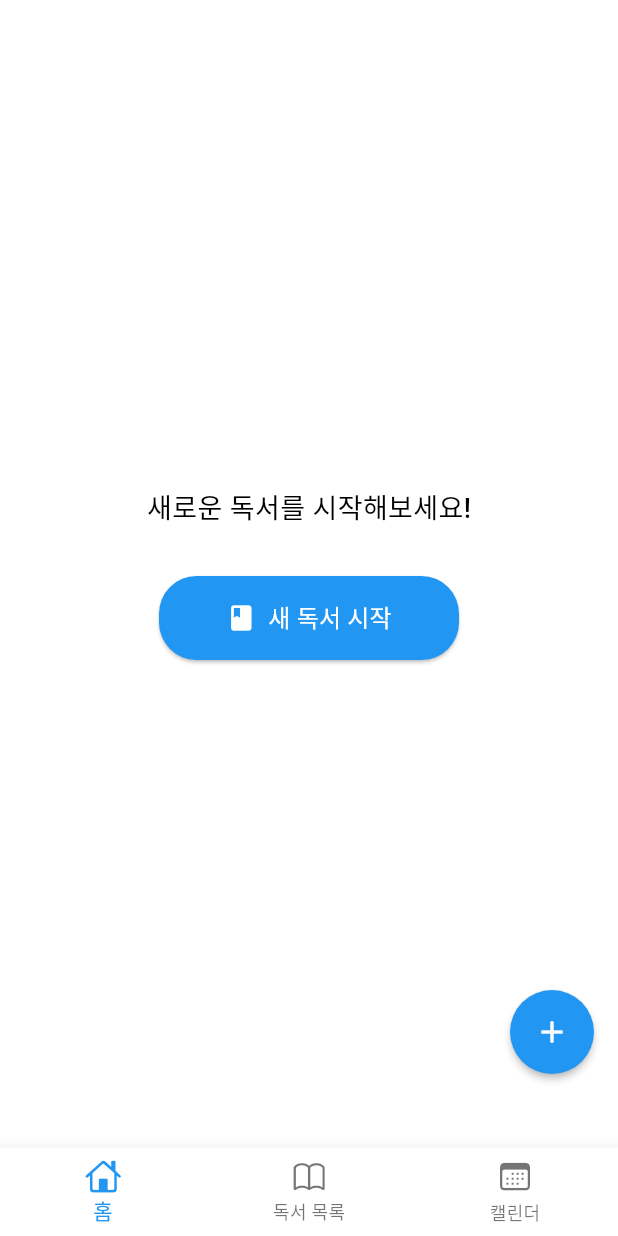
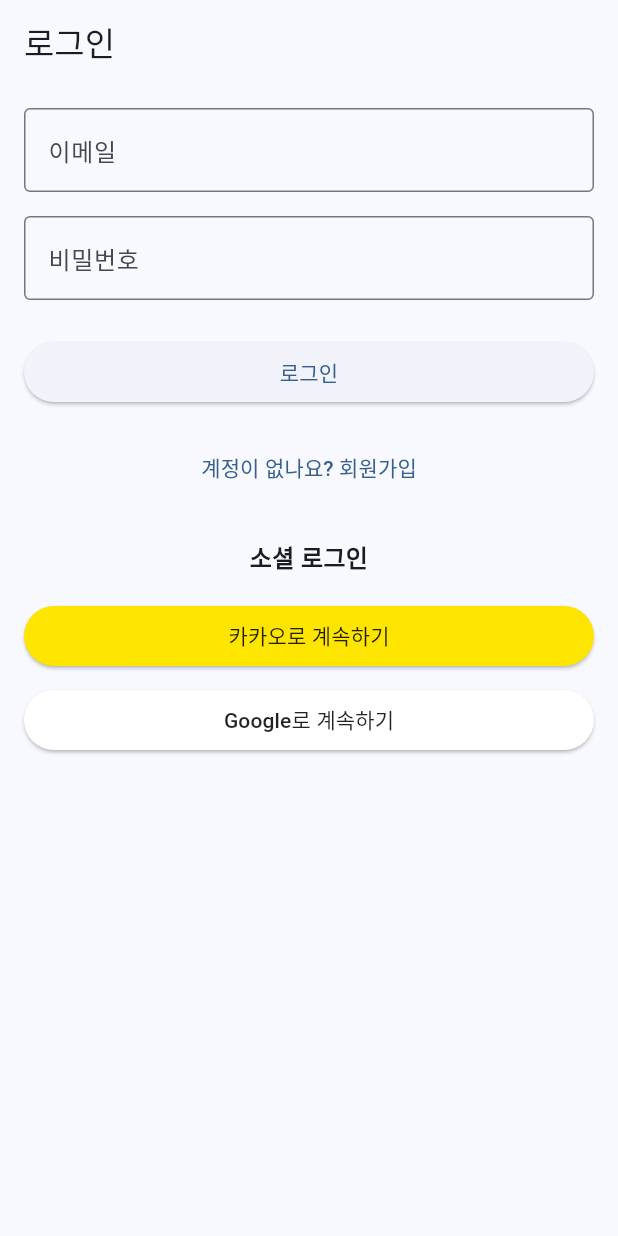
Before and after one commit to lbo728/lit-goal, a Flutter app: the screen it shows after launch, on a phone screen of 412 x 824 dp. Run offline on Flutter 3.47's test engine with Material 3 defaults, Android fonts, the phone set to English and light mode, and no system bars; our stand-ins replace flutter_dotenv, supabase_flutter; accounts and stored records are empty.

Commit message:
feat(Auth): implement

```diff
--- /dev/null
+++ b/lib/domain/models/user_model.dart
@@ -0,0 +1,53 @@
+import 'package:supabase_flutter/supabase_flutter.dart';
+
+class UserModel {
+  final String id;
+  final String? email;
+  final String? name;
+  final String? avatarUrl;
+  final Map<String, dynamic>? metadata;
+  final DateTime? createdAt;
+  final DateTime? lastSignInAt;
+
+  UserModel({
+    required this.id,
+    this.email,
+    this.name,
+    this.avatarUrl,
+    this.metadata,
+    this.createdAt,
+    this.lastSignInAt,
+  });
+
+  factory UserModel.fromUser(User user) {
+    return UserModel(
+      id: user.id,
+      email: user.email,
+      name: user.userMetadata?['name'] as String?,
+      avatarUrl: user.userMetadata?['avatar_url'] as String?,
+      metadata: user.userMetadata,
+      createdAt: DateTime.tryParse(user.createdAt ?? ''),
+      lastSignInAt: DateTime.tryParse(user.lastSignInAt ?? ''),
+    );
+  }
+
+  UserModel copyWith({
+    String? id,
+    String? email,
+    String? name,
+    String? avatarUrl,
+    Map<String, dynamic>? metadata,
+    DateTime? createdAt,
+    DateTime? lastSignInAt,
+  }) {
+    return UserModel(
+      id: id ?? this.id,
+      email: email ?? this.email,
+      name: name ?? this.name,
+      avatarUrl: avatarUrl ?? this.avatarUrl,
+      metadata: metadata ?? this.metadata,
+      createdAt: createdAt ?? this.createdAt,
+      lastSignInAt: lastSignInAt ?? this.lastSignInAt,
+    );
+  }
+}
--- a/lib/main.dart
+++ b/lib/main.dart
@@ -11,16 +11,23 @@
 import 'package:lit_goal/data/repositories/book_repository.dart';
 import 'package:lit_goal/data/services/book_service.dart';
 import 'package:lit_goal/ui/home/view_model/home_view_model.dart';
+import 'data/services/auth_service.dart';
+import 'ui/auth/widgets/login_screen.dart';
 
 Future<void> main() async {
   WidgetsFlutterBinding.ensureInitialized();
+  await dotenv.load(fileName: ".env");
 
-  await dotenv.load(fileName: ".env");
+  AppConfig.validateApiKeys();
 
   await Supabase.initialize(
     url: AppConfig.supabaseUrl,
     anonKey: AppConfig.supabaseAnonKey,
-  );
+  ).then((_) {
+    debugPrint('Supabase 초기화 성공');
+  }).catchError((error) {
+    debugPrint('Supabase 초기화 실패: $error');
+  });
 
   runApp(const MyApp());
 }
@@ -45,15 +52,32 @@
             context.read<BookRepository>(),
           ),
         ),
+        ChangeNotifierProvider(create: (_) => AuthService()),
       ],
       child: MaterialApp(
-        title: '독서 분량 설정기',
+        title: 'LitGoal',
         theme: ThemeData(
-          primarySwatch: Colors.blue,
-          scaffoldBackgroundColor: Colors.white,
+          colorScheme: ColorScheme.fromSeed(seedColor: Colors.blue),
+          useMaterial3: true,
         ),
-        home: const MainScreen(),
+        home: const AuthWrapper(),
       ),
+    );
+  }
+}
+
+class AuthWrapper extends StatelessWidget {
+  const AuthWrapper({super.key});
+
+  @override
+  Widget build(BuildContext context) {
+    return Consumer<AuthService>(
+      builder: (context, authService, _) {
+        if (authService.currentUser != null) {
+          return const HomeScreen();
+        }
+        return const LoginScreen();
+      },
     );
   }
 }
--- /dev/null
+++ b/lib/ui/auth/widgets/login_screen.dart
@@ -0,0 +1,183 @@
+import 'package:flutter/material.dart';
+import 'package:provider/provider.dart';
+import '../../../data/services/auth_service.dart';
+
+class LoginScreen extends StatefulWidget {
+  const LoginScreen({super.key});
+
+  @override
+  State<LoginScreen> createState() => _LoginScreenState();
+}
+
+class _LoginScreenState extends State<LoginScreen> {
+  final _formKey = GlobalKey<FormState>();
+  final _emailController = TextEditingController();
+  final _passwordController = TextEditingController();
+  bool _isLoading = false;
+  bool _isSignUp = false;
+  String? _name;
+
+  @override
+  void dispose() {
+    _emailController.dispose();
+    _passwordController.dispose();
+    super.dispose();
+  }
+
+  Future<void> _handleEmailAuth() async {
+    if (!_formKey.currentState!.validate()) return;
+
+    setState(() => _isLoading = true);
+
+    final authService = context.read<AuthService>();
+    String? errorMessage;
+
+    if (_isSignUp) {
+      errorMessage = await authService.signUpWithEmail(
+        email: _emailController.text,
+        password: _passwordController.text,
+        name: _name,
+      );
+    } else {
+      errorMessage = await authService.signInWithEmail(
+        email: _emailController.text,
+        password: _passwordController.text,
+      );
+    }
+
+    setState(() => _isLoading = false);
+
+    if (errorMessage != null && mounted) {
+      ScaffoldMessenger.of(context).showSnackBar(
+        SnackBar(content: Text(errorMessage)),
+      );
+    }
+  }
+
+  Future<void> _handleSocialAuth(
+      Future<String?> Function() signInMethod) async {
+    setState(() => _isLoading = true);
+
+    final errorMessage = await signInMethod();
+
+    setState(() => _isLoading = false);
+
+    if (errorMessage != null && mounted) {
+      ScaffoldMessenger.of(context).showSnackBar(
+        SnackBar(content: Text(errorMessage)),
+      );
+    }
+  }
+
+  @override
+  Widget build(BuildContext context) {
+    return Scaffold(
+      appBar: AppBar(
+        title: Text(_isSignUp ? '회원가입' : '로그인'),
+      ),
+      body: SingleChildScrollView(
+        padding: const EdgeInsets.all(16.0),
+        child: Form(
+          key: _formKey,
+          child: Column(
+            crossAxisAlignment: CrossAxisAlignment.stretch,
+            children: [
+              if (_isSignUp) ...[
+                TextFormField(
+                  decoration: const InputDecoration(
+                    labelText: '이름',
+                    border: OutlineInputBorder(),
+                  ),
+                  onChanged: (value) => _name = value,
+                ),
+                const SizedBox(height: 16),
+              ],
+              TextFormField(
+                controller: _emailController,
+                decoration: const InputDecoration(
+                  labelText: '이메일',
+                  border: OutlineInputBorder(),
+                ),
+                keyboardType: TextInputType.emailAddress,
+                validator: (value) {
+                  if (value == null || value.isEmpty) {
+                    return '이메일을 입력해주세요.';
+                  }
+                  if (!value.contains('@')) {
+                    return '올바른 이메일 형식이 아닙니다.';
+                  }
+                  return null;
+                },
+              ),
+              const SizedBox(height: 16),
+              TextFormField(
+                controller: _passwordController,
+                decoration: const InputDecoration(
+                  labelText: '비밀번호',
+                  border: OutlineInputBorder(),
+                ),
+                obscureText: true,
+                validator: (value) {
+                  if (value == null || value.isEmpty) {
+                    return '비밀번호를 입력해주세요.';
+                  }
+                  if (value.length < 6) {
+                    return '비밀번호는 6자 이상이어야 합니다.';
+                  }
+                  return null;
+                },
+              ),
+              const SizedBox(height: 24),
+              ElevatedButton(
+                onPressed: _isLoading ? null : _handleEmailAuth,
+                child: Text(_isSignUp ? '회원가입' : '로그인'),
+              ),
+              const SizedBox(height: 16),
+              TextButton(
+                onPressed: _isLoading
+                    ? null
+                    : () => setState(() => _isSignUp = !_isSignUp),
+                child: Text(_isSignUp ? '이미 계정이 있나요? 로그인' : '계정이 없나요? 회원가입'),
+              ),
+              const SizedBox(height: 24),
+              const Text(
+                '소셜 로그인',
+                textAlign: TextAlign.center,
+                style: TextStyle(
+                  fontSize: 16,
+                  fontWeight: FontWeight.bold,
+                ),
+              ),
+              const SizedBox(height: 16),
+              ElevatedButton(
+                onPressed: _isLoading
+                    ? null
+                    : () => _handleSocialAuth(
+                          context.read<AuthService>().signInWithKakao,
+                        ),
+                style: ElevatedButton.styleFrom(
+                  backgroundColor: const Color(0xFFFEE500),
+                  foregroundColor: Colors.black87,
+                ),
+                child: const Text('카카오로 계속하기'),
+              ),
+              const SizedBox(height: 8),
+              ElevatedButton(
+                onPressed: _isLoading
+                    ? null
+                    : () => _handleSocialAuth(
+                          context.read<AuthService>().signInWithGoogle,
+                        ),
+                style: ElevatedButton.styleFrom(
+                  backgroundColor: Colors.white,
+                  foregroundColor: Colors.black87,
+                ),
+                child: const Text('Google로 계속하기'),
+              ),
+            ],
+          ),
+        ),
+      ),
+    );
+  }
+}
```
Also changed, not shown: lib/data/services/auth_service.dart (added, +135 -0 lines).
